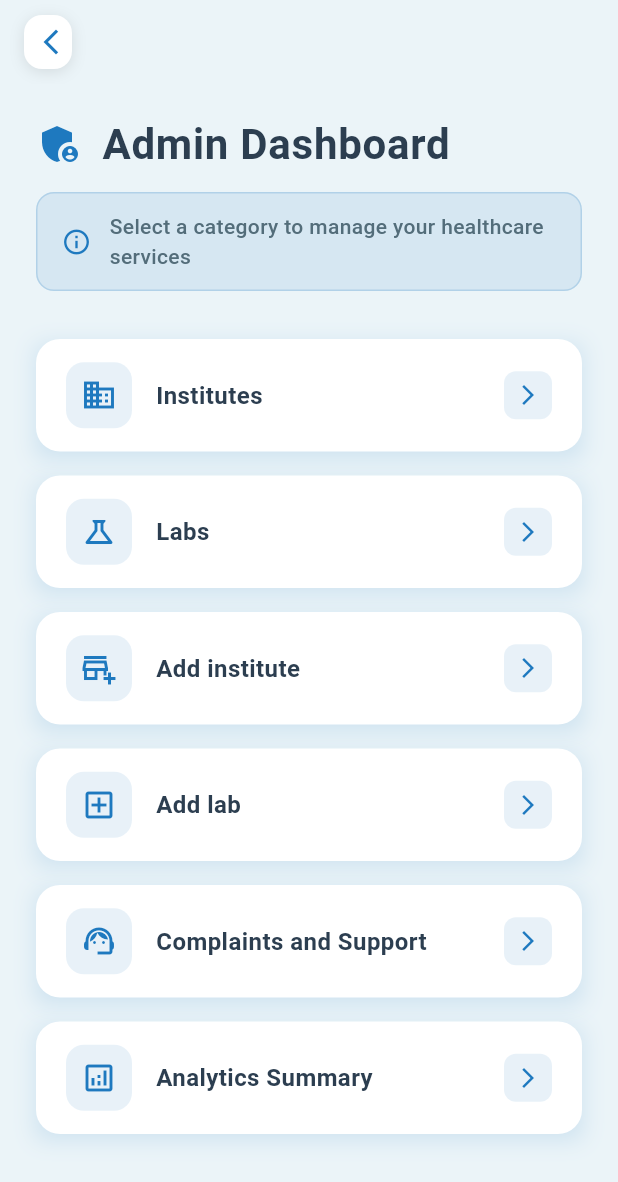
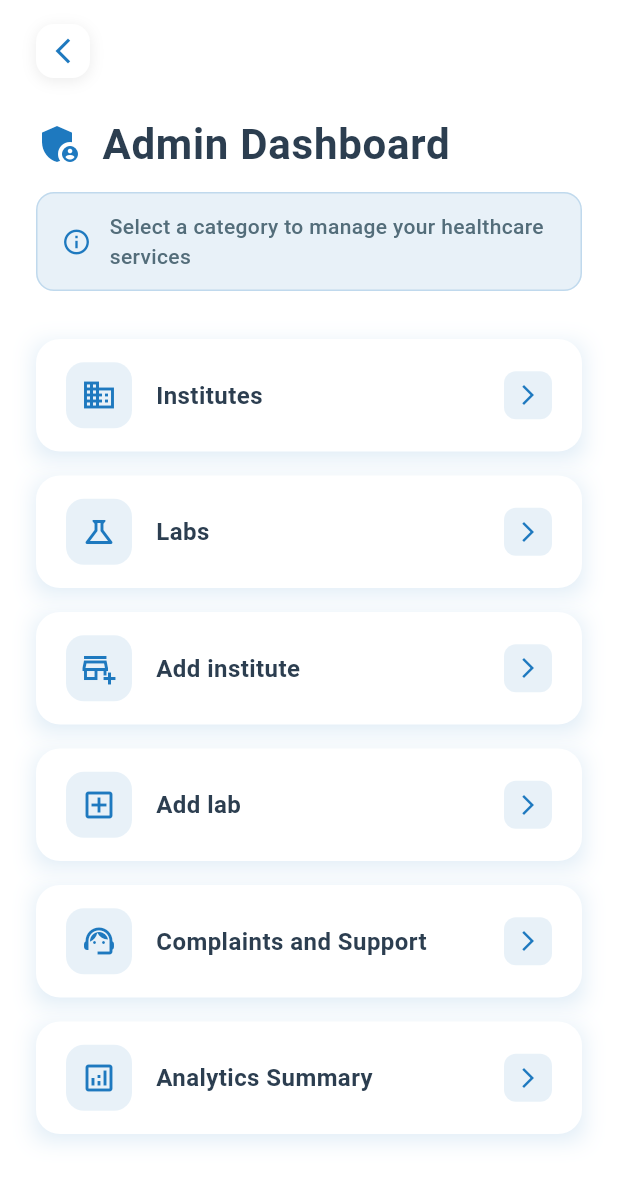
Before and after one commit to reservebly/medichive_admin_algorina, a Flutter app: the ChooseCategoryPage screen opened by its route, on a phone screen of 412 x 824 dp. Shown: the top 1182 px of the screen. Run offline on Flutter 3.47's test engine with Material 3 defaults, Android fonts, the phone set to English and light mode, and no system bars; Roboto replaces fonts that are missing (Arial).

Commit message:
update catogory page

```diff
--- a/lib/categories.dart
+++ b/lib/categories.dart
@@ -4,47 +4,46 @@ class ChooseCategoryPage extends StatelessWidget {
   const ChooseCategoryPage({super.key});
 
   static const Color primaryBlue = Color(0xFF1E79BF);
-  static const Color backgroundBlue = Color.fromRGBO(235, 244, 248, 1.0);
+  static const Color darkBlue = Color(0xFF0A2472);
+  static const Color lightBlue = Color(0xFFE8F3FF);
 
   @override
   Widget build(BuildContext context) {
     return Scaffold(
-      backgroundColor: backgroundBlue,
-      extendBodyBehindAppBar: true,
-      appBar: AppBar(
-        backgroundColor: Colors.transparent,
-        elevation: 0,
-        leading: Padding(
-          padding: const EdgeInsets.only(left: 8.0),
-          child: IconButton(
-            icon: Container(
+      backgroundColor: Colors.white,
+      body: SafeArea(
+        child: SingleChildScrollView(
+          child: Padding(
+            padding: const EdgeInsets.fromLTRB(24.0, 16.0, 24.0, 32.0),
+            child: Column(
+              crossAxisAlignment: CrossAxisAlignment.start,
+              children: [
+                Container(
+                  margin: const EdgeInsets.only(bottom: 24),
+                  child: InkWell(
+                    onTap: () => Navigator.pop(context),
+                    borderRadius: BorderRadius.circular(12),
+                    child: Container(
                       padding: const EdgeInsets.all(8),
                       decoration: BoxDecoration(
                         color: Colors.white,
                         borderRadius: BorderRadius.circular(12),
                         boxShadow: [
                           BoxShadow(
-                    color: Colors.black.withOpacity(0.1),
+                            color: Colors.black.withOpacity(0.08),
                             blurRadius: 8,
                             offset: const Offset(0, 2),
                           ),
                         ],
                       ),
-              child: const Icon(Icons.arrow_back_ios_new, color: primaryBlue, size: 20),
-            ),
-            onPressed: () {
-              Navigator.pop(context);
-            },
+                      child: const Icon(
+                        Icons.arrow_back_ios_new,
+                        color: primaryBlue,
+                        size: 20,
                       ),
                     ),
                   ),
-      body: SafeArea(
-        child: SingleChildScrollView(
-          child: Padding(
-            padding: const EdgeInsets.fromLTRB(24.0, 20.0, 24.0, 32.0),
-            child: Column(
-              crossAxisAlignment: CrossAxisAlignment.start,
-              children: [
+                ),
                 const Row(
                   children: [
                     Icon(
@@ -66,7 +65,10 @@ class ChooseCategoryPage extends StatelessWidget {
                 ),
                 const SizedBox(height: 12),
                 Container(
-                  padding: const EdgeInsets.symmetric(horizontal: 16, vertical: 12),
+                  padding: const EdgeInsets.symmetric(
+                    horizontal: 16,
+                    vertical: 12,
+                  ),
                   decoration: BoxDecoration(
                     color: primaryBlue.withOpacity(0.1),
                     borderRadius: BorderRadius.circular(12),
@@ -181,11 +183,7 @@ class ChooseCategoryPage extends StatelessWidget {
                     color: primaryBlue.withOpacity(0.1),
                     borderRadius: BorderRadius.circular(12),
                   ),
-                  child: Icon(
-                    getIcon(),
-                    color: primaryBlue,
-                    size: 24,
-                  ),
+                  child: Icon(getIcon(), color: primaryBlue, size: 24),
                 ),
                 const SizedBox(width: 16),
                 Expanded(
```
Lines whose indentation alone changed are shown as unchanged.
